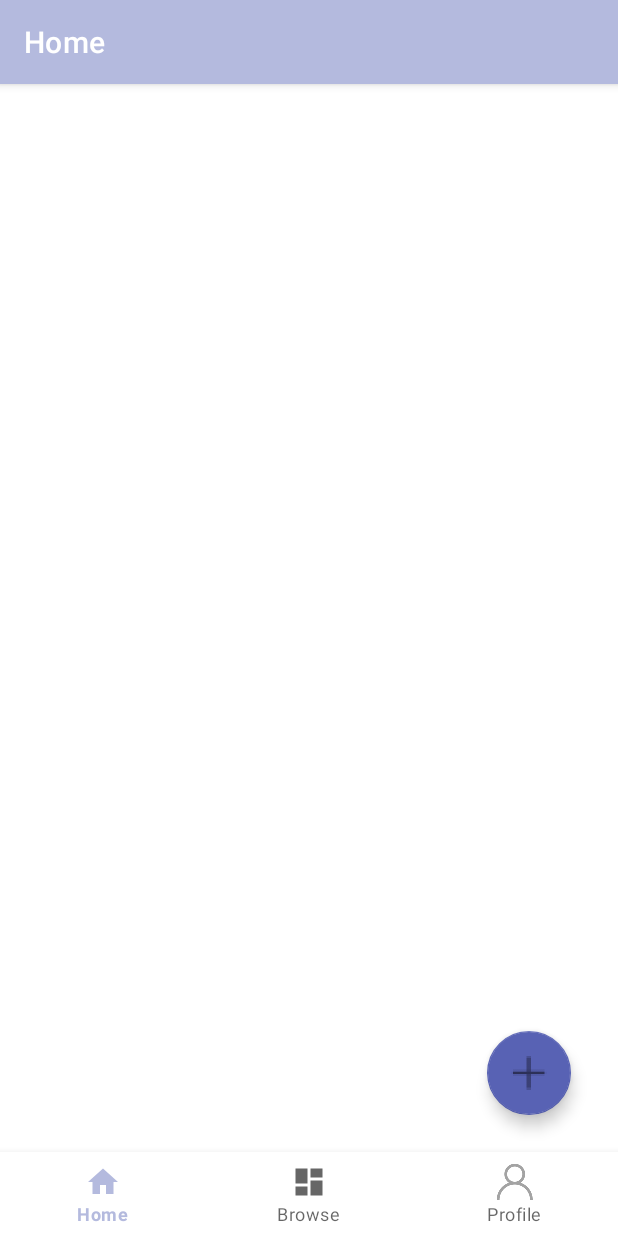
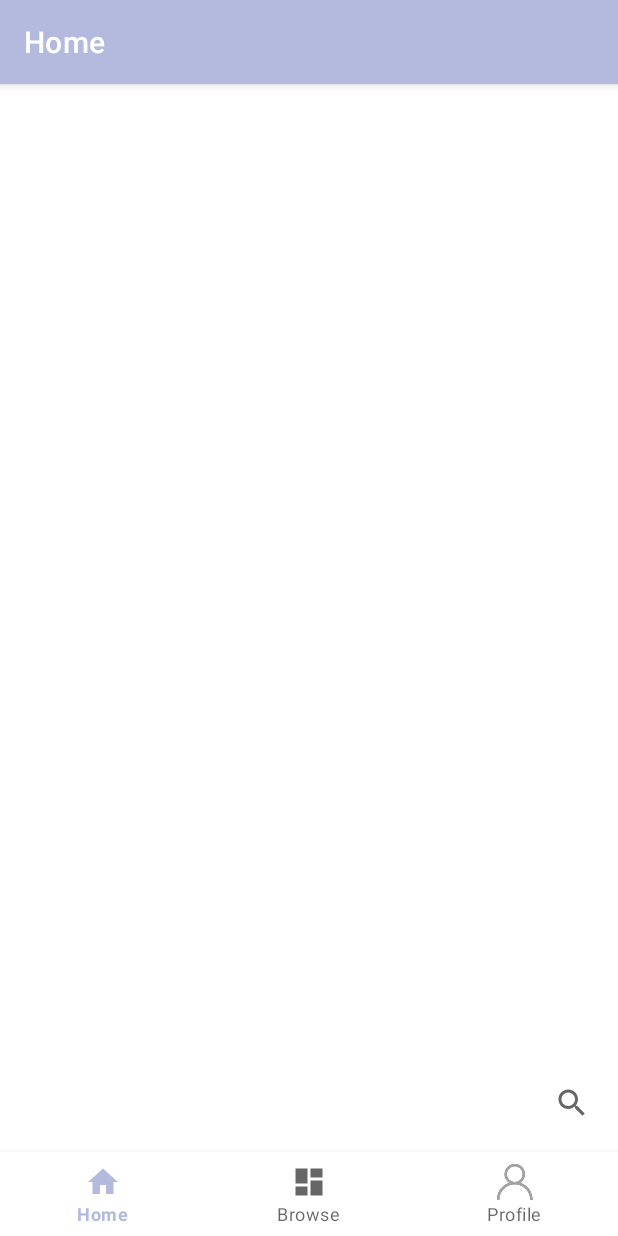
Before and after one commit to bryanbill/deck, an Android app: the screen it shows after launch (MainActivity), on a phone screen of 412 x 824 dp. Run offline under Robolectric (Android 15) with nearby library versions, the phone set to English and light mode, and no system bars; our stand-ins replace Firebase (no records; nobody signed in at launch, a user with empty details on screens opened directly), navigation-ui; Roboto replaces fonts that are not available here; 2 statements that could not run were skipped.

Commit message:
ft:Search View - Filter tweets based on query

```diff
--- a/app/src/main/res/layout/activity_main.xml
+++ b/app/src/main/res/layout/activity_main.xml
@@ -37,6 +37,7 @@
         android:layout_height="wrap_content"
         android:layout_gravity="bottom|end"
         android:layout_margin="16dp"
+        android:visibility="gone"
         android:contentDescription="Create Tweet"
         app:layout_constraintBottom_toBottomOf="parent"
         app:layout_constraintEnd_toEndOf="parent"
--- a/app/src/main/res/layout/fragment_home.xml
+++ b/app/src/main/res/layout/fragment_home.xml
@@ -31,4 +31,20 @@
         android:orientation="horizontal"
         app:layout_constraintTop_toBottomOf="@+id/linearLayout"
         tools:layout_editor_absoluteX="2dp" />
+
+    <SearchView
+        android:id="@+id/search_view"
+        android:layout_width="wrap_content"
+        android:layout_height="wrap_content"
+        app:layout_constraintBottom_toBottomOf="parent"
+        app:layout_constraintEnd_toEndOf="parent"
+        app:layout_constraintHorizontal_bias="1.0"
+        app:layout_constraintStart_toStartOf="parent"
+        app:layout_constraintTop_toTopOf="parent"
+        app:layout_constraintVertical_bias="0.997"
+        android:background="?attr/colorOnPrimary"
+
+        android:padding="10px"
+        android:queryHint="Search ..."
+        />
 </androidx.constraintlayout.widget.ConstraintLayout>
```
Also changed, not shown: app/src/main/java/com/minty/deck/ui/home/HomeFragment.java (+31 -0 lines).
